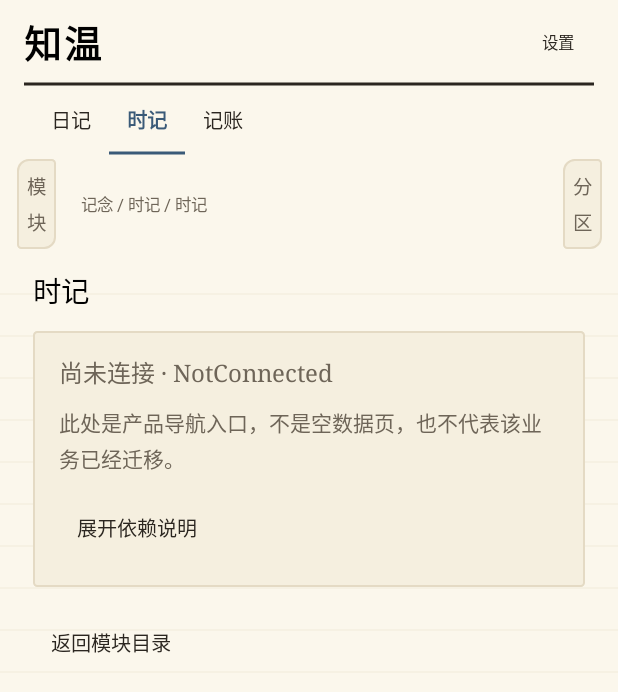
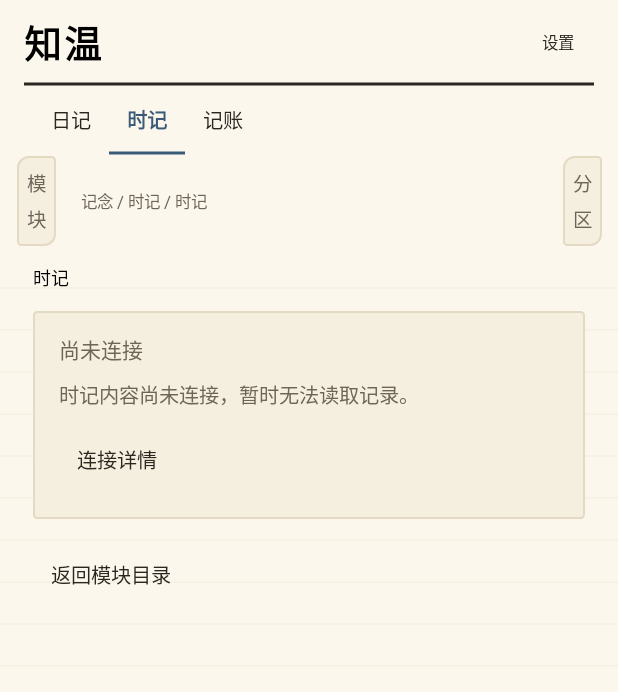
Before and after one commit to 0-0Nm/KNTE, an Android app built with Jetpack Compose: the screen it shows after launch (MainActivity), after a tap on "时记", on a phone screen of 412 x 824 dp. Shown: the top 692 px of the screen. Run offline under Robolectric (Android 15) with nearby library versions, the phone set to English and light mode, and no system bars.

Commit message:
Fix diary dirty tracking and align product edge navigation with HTML

```diff
--- a/app/build.gradle.kts
+++ b/app/build.gradle.kts
@@ -10,8 +10,8 @@ android {
         applicationId = "com.knte.preview.next"
         minSdk = 26
         targetSdk = 35
-        versionCode = 3
-        versionName = "0.1.0-preview3"
+        versionCode = 4
+        versionName = "0.1.0-preview4"
     }
     buildFeatures { compose = true }
     compileOptions {
--- a/app/src/main/kotlin/com/knte/preview/ProductRoot.kt
+++ b/app/src/main/kotlin/com/knte/preview/ProductRoot.kt
@@ -22,12 +22,15 @@ fun ProductRoot(notes: NoteViewModel, diary: DiaryViewModel) {
     ProductShell(
         noteToolContent = { NotesScreen(notes) },
         diaryContent = { DiaryScreen(diary) },
-        canLeaveContent = !busy && noteState.draft == null && diaryState.draft == null,
+        canLeaveContent = !busy && noteState.draft == null && !diaryState.hasUnsavedChanges,
         onNavigateAway = { continuation ->
             when {
                 notes.uiState.value.isBusy || diary.state.value.busy -> busyNotice = true
-                notes.uiState.value.draft != null || diary.state.value.draft != null -> pendingNavigation = continuation
-                else -> continuation()
+                notes.uiState.value.draft != null || diary.state.value.hasUnsavedChanges -> pendingNavigation = continuation
+                else -> {
+                    if (diary.state.value.draft != null) diary.discard()
+                    continuation()
+                }
             }
         },
     )
--- a/app/src/main/kotlin/com/knte/preview/diary/DiaryScreen.kt
+++ b/app/src/main/kotlin/com/knte/preview/diary/DiaryScreen.kt
@@ -2,6 +2,7 @@ package com.knte.preview.diary
 
 import androidx.activity.compose.BackHandler
 import androidx.compose.foundation.layout.*
+import androidx.compose.foundation.shape.RoundedCornerShape
 import androidx.compose.foundation.rememberScrollState
 import androidx.compose.foundation.verticalScroll
 import androidx.compose.material3.*
@@ -16,7 +17,13 @@ import com.knte.core.diary.DiaryCodec
 fun DiaryScreen(viewModel: DiaryViewModel) {
     val state by viewModel.state.collectAsStateWithLifecycle()
     var discard by rememberSaveable { mutableStateOf(false) }
-    BackHandler(enabled = state.draft != null) { if (!state.busy) discard = true }
+    var showWriteDetails by rememberSaveable { mutableStateOf(false) }
+    fun cancelEditor() {
+        if (!state.busy) {
+            if (state.hasUnsavedChanges) discard = true else viewModel.discard()
+        }
+    }
+    BackHandler(enabled = state.draft != null) { cancelEditor() }
     if (discard && state.draft != null) AlertDialog(
         onDismissRequest = { discard = false }, title = { Text("放弃隔离日记草稿？") },
         text = { Text("不会修改或删除已保存的 Markdown 文档。") },
@@ -28,8 +35,14 @@ fun DiaryScreen(viewModel: DiaryViewModel) {
             text = { Column(Modifier.verticalScroll(rememberScrollState())) {
                 Text("目标：${plan.name}\n范围：本App私有隔离验证库，非真实Vault\n操作：${if (plan.expectedRevision == null) "新建；同名拒绝" else "修订正文；保留原元信息与前镜像"}")
                 Text("日期：${state.draft?.date}\n${if (plan.expectedRevision == null) "source=self · type=journal" else "元信息按原字节保留"}")
-                Text("新内容 SHA-256：${plan.proposedRevision}", style = MaterialTheme.typography.bodySmall)
-                Text("仅本进程合作式锁；不承诺多应用外部并发安全。取消不会写入。")
+                Text("取消不会写入。请勿同时从其他应用修改同一文档。")
+                TextButton(onClick = { showWriteDetails = !showWriteDetails }) {
+                    Text(if (showWriteDetails) "收起校验详情" else "查看校验详情")
+                }
+                if (showWriteDetails) {
+                    Text("新内容 SHA-256：${plan.proposedRevision}", style = MaterialTheme.typography.bodySmall)
+                    Text("仅本进程合作式锁；不承诺多应用外部并发安全。", style = MaterialTheme.typography.bodySmall)
+                }
             } },
             confirmButton = { TextButton(onClick = viewModel::commit, enabled = !state.busy) { Text("确认写入") } },
             dismissButton = { TextButton(onClick = viewModel::dismissConfirmation) { Text("取消") } })
@@ -45,7 +58,7 @@ fun DiaryScreen(viewModel: DiaryViewModel) {
             if (state.reviewRequired) Text("待人工核对：该状态下禁止再次写入，不自动恢复或清理 pending。")
             val d = state.draft
             if (d != null) {
-                Text("草稿，尚未保存", style = MaterialTheme.typography.labelMedium)
+                Text(if (state.hasUnsavedChanges) "草稿，尚未保存" else "内容未修改", style = MaterialTheme.typography.labelMedium)
                 OutlinedTextField(d.date, viewModel::dateChanged, singleLine = true,
                     enabled = !state.busy && !state.reviewRequired && d.name == null,
                     label = { Text("日期 YYYY-MM-DD") }, modifier = Modifier.fillMaxWidth())
@@ -59,7 +72,7 @@ fun DiaryScreen(viewModel: DiaryViewModel) {
                 if (state.loaded && state.entries.isEmpty() && state.error == null) Text("隔离库读取成功，暂无日记。")
                 state.entries.forEach { entry ->
                     OutlinedButton(onClick = { viewModel.open(entry.name) }, enabled = !state.busy && !state.reviewRequired,
-                        modifier = Modifier.fillMaxWidth()) { Column(Modifier.fillMaxWidth()) {
+                        shape = RoundedCornerShape(3.dp), modifier = Modifier.fillMaxWidth()) { Column(Modifier.fillMaxWidth()) {
                         Text(entry.name); Text(entry.document.body.take(160), style = MaterialTheme.typography.bodyMedium)
                         if (!entry.document.editable) Text("只读：${entry.document.problems.joinToString()}")
                     } }
@@ -73,7 +86,7 @@ fun DiaryScreen(viewModel: DiaryViewModel) {
                 TextButton(onClick = viewModel::reload, enabled = !state.busy) { Text("重新读取") }
             } else {
                 Button(onClick = viewModel::prepare, enabled = !state.busy && !state.reviewRequired) { Text("核对保存") }
-                TextButton(onClick = { discard = true }, enabled = !state.busy) { Text("取消编辑") }
+                TextButton(onClick = { cancelEditor() }, enabled = !state.busy) { Text("取消编辑") }
             }
         }
     }
--- a/app/src/main/kotlin/com/knte/preview/ui/product/ProductComponents.kt
+++ b/app/src/main/kotlin/com/knte/preview/ui/product/ProductComponents.kt
@@ -63,7 +63,7 @@ internal fun BrandHeader(openSettings: () -> Unit) {
 
 @Composable
 private fun RailStub(label: String, visual: String, onClick: () -> Unit) {
-    Box(Modifier.width(48.dp).heightIn(min = 64.dp)
+    Box(Modifier.width(48.dp).heightIn(min = 48.dp)
         .semantics { contentDescription = label }
         .clickable(role = Role.Button, onClick = onClick), contentAlignment = Alignment.Center) {
         Surface(shape = RoundedCornerShape(topStart = 8.dp, topEnd = 3.dp,
@@ -99,17 +99,22 @@ internal fun PaperCard(modifier: Modifier = Modifier, content: @Composable Colum
 }
 
 @Composable
-internal fun NotConnectedPage(route: ProductRoute, onBack: () -> Unit) {
-    var expanded by rememberSaveable(route.breadcrumb) { mutableStateOf(false) }
+internal fun NotConnectedPage(route: ProductRoute, observeMode: ObserveMode, onBack: () -> Unit) {
+    var expanded by rememberSaveable(route.breadcrumb, observeMode.name) { mutableStateOf(false) }
     Column(Modifier.fillMaxSize().verticalScroll(rememberScrollState())
         .padding(horizontal = 22.dp, vertical = 12.dp), verticalArrangement = Arrangement.spacedBy(13.dp)) {
-        Text(route.section?.label ?: route.module.label,
-            style = MaterialTheme.typography.titleLarge, modifier = Modifier.semantics { heading() })
+        Text(if (route.showObserve) observeMode.label else route.section?.label ?: route.module.label,
+            style = MaterialTheme.typography.labelMedium, modifier = Modifier.semantics { heading() })
         PaperCard {
-            Text("尚未连接 · NotConnected", style = MaterialTheme.typography.titleMedium)
-            Text("此处是产品导航入口，不是空数据页，也不代表该业务已经迁移。")
-            PaperAction(if (expanded) "收起依赖说明" else "展开依赖说明", { expanded = !expanded })
+            Text("尚未连接", style = MaterialTheme.typography.bodyLarge)
+            Text(if (route.showObserve) observeMode.unavailableMessage else when (route.module) {
+                Module.ZHIWEN -> "对话服务尚未连接，暂时无法发起对话。"
+                Module.READING -> "阅读内容尚未连接，暂时无法查看当前分区。"
+                else -> "${route.section?.label ?: route.module.label}内容尚未连接，暂时无法读取记录。"
+            }, style = MaterialTheme.typography.bodyMedium)
+            PaperAction(if (expanded) "收起连接详情" else "连接详情", { expanded = !expanded })
             if (expanded) {
+                Text("状态：NotConnected；未连接不代表没有记录。", style = MaterialTheme.typography.bodySmall)
                 Text(route.dependency, style = MaterialTheme.typography.bodyMedium)
                 Text("没有读取真实 Vault，没有生成、发送、录音或保存操作。连接失败不能显示为零条记录。",
                     style = MaterialTheme.typography.bodySmall, color = ProductInk.Secondary)
@@ -144,7 +149,7 @@ internal fun QuietRoom(onExit: () -> Unit) {
                 modifier = Modifier.semantics { heading() })
             Text("停一停，留一点空白。", color = ProductInk.DarkInk,
                 fontSize = 13.5.sp, lineHeight = 25.65.sp, fontFamily = FontFamily.Serif)
-            Text("仅展示暗域。保存与录音尚未连接，因此这里不接收输入，也不会声称内容已被保存。",
+            Text("保存与录音尚未连接，此刻只留一处安静的空白。",
                 color = ProductInk.DarkInk, style = MaterialTheme.typography.bodyMedium)
         }
     }
--- a/app/src/main/kotlin/com/knte/preview/ui/product/ProductRoute.kt
+++ b/app/src/main/kotlin/com/knte/preview/ui/product/ProductRoute.kt
@@ -84,6 +84,9 @@ data class ProductRoute(
     /** 共读只有「可问」显示章节行。 */
     val showChapter: Boolean
         get() = module == Module.READING && section == Section.ASK
+
+    val showObserve: Boolean
+        get() = module == Module.READING && section == Section.OBSERVE
 
     /** 精确的「记念 / 日记 / 日记」叶子；同分类下其他分区不是正式日记入口。 */
     val isDiary: Boolean
@@ -191,19 +194,34 @@ data class ProductRoute(
     }
 }
 
+/** Local views inside 观物; these do not allocate additional product routes. */
+enum class ObserveMode(val label: String, val unavailableMessage: String) {
+    OBJECTS("物观", "尚未连接物观内容，连接后可在这里查看与当前世界相关的观察。"),
+    PRACTICE("练凝", "尚未连接练凝服务，暂时无法开始练习或查看练习记录。"),
+}
+
+/** Back from a settings detail returns to settings; all other overlays close. */
+fun overlayBackTarget(overlay: Overlay, settingsPage: String?): Overlay =
+    if (overlay == Overlay.SETTINGS && settingsPage != null) Overlay.SETTINGS else Overlay.NONE
+
 /** Exactly one overlay at a time; [Overlay.NONE] means closed. */
 enum class Overlay { NONE, MODULES, SECTIONS, WORLD, SETTINGS }
 
 data class ShellState(
     val route: ProductRoute = ProductRoute(),
     val overlay: Overlay = Overlay.NONE,
+    val observeMode: ObserveMode = ObserveMode.OBJECTS,
 ) {
     /** Replace (never stack) the overlay, so values are mutually exclusive. */
     fun open(overlay: Overlay): ShellState = copy(overlay = overlay)
 
     /** Navigate to [route] and always close the overlay. */
     fun navigate(route: ProductRoute): ShellState =
-        copy(route = route, overlay = Overlay.NONE)
+        copy(route = route, overlay = Overlay.NONE,
+            observeMode = if (route == this.route) observeMode else ObserveMode.OBJECTS)
+
+    fun selectObserve(mode: ObserveMode): ShellState =
+        if (route.showObserve) copy(observeMode = mode) else this
 }
 
 /**
--- a/app/src/main/kotlin/com/knte/preview/ui/product/ProductShell.kt
+++ b/app/src/main/kotlin/com/knte/preview/ui/product/ProductShell.kt
@@ -18,12 +18,13 @@ import androidx.compose.ui.unit.dp
 
 private val ShellStateSaver = listSaver<ShellState, String>(
     save = { listOf(it.route.module.name, it.route.category?.name.orEmpty(),
-        it.route.section?.name.orEmpty(), it.overlay.name) },
+        it.route.section?.name.orEmpty(), it.overlay.name, it.observeMode.name) },
     restore = { values ->
         runCatching {
             ShellState(ProductRoute(Module.valueOf(values[0]),
                 values[1].takeIf { it.isNotEmpty() }?.let { MemoryCategory.valueOf(it) },
-                values[2].takeIf { it.isNotEmpty() }?.let { Section.valueOf(it) }), Overlay.valueOf(values[3]))
+                values[2].takeIf { it.isNotEmpty() }?.let { Section.valueOf(it) }), Overlay.valueOf(values[3]),
+                values.getOrNull(4)?.let { ObserveMode.valueOf(it) } ?: ObserveMode.OBJECTS)
         }.getOrElse { ShellState() }
     },
 )
@@ -150,6 +151,14 @@ fun ProductShell(
                     Text("章节 · 尚未连接", Modifier.fillMaxWidth().padding(horizontal = 22.dp, vertical = 8.dp),
                         style = MaterialTheme.typography.bodyMedium, color = ProductInk.Secondary)
                 }
+                if (route.showObserve) {
+                    Row(Modifier.fillMaxWidth().padding(horizontal = 22.dp)) {
+                        ObserveMode.values().forEach { mode ->
+                            PaperAction(mode.label, { state = state.selectObserve(mode) },
+                                Modifier.weight(1f), state.observeMode == mode)
+                        }
+                    }
+                }
                 NavigationLine(route, { state = state.open(Overlay.MODULES) },
                     { state = state.open(Overlay.SECTIONS) })
                 if (leaveNotice) LeaveBlockedNotice()
@@ -171,7 +180,7 @@ fun ProductShell(
                     if (availability(route, diaryContent != null) == ProductAvailability.Available) {
                         diaryContent?.invoke()
                     } else {
-                        NotConnectedPage(route) { state = state.open(Overlay.MODULES) }
+                        NotConnectedPage(route, state.observeMode) { state = state.open(Overlay.MODULES) }
                     }
                 }
             }
```
Also changed, not shown: app/src/main/kotlin/com/knte/preview/diary/DiaryViewModel.kt (+18 -7 lines), app/src/main/kotlin/com/knte/preview/ui/product/ProductOverlays.kt (+62 -24 lines), 3 other files.
